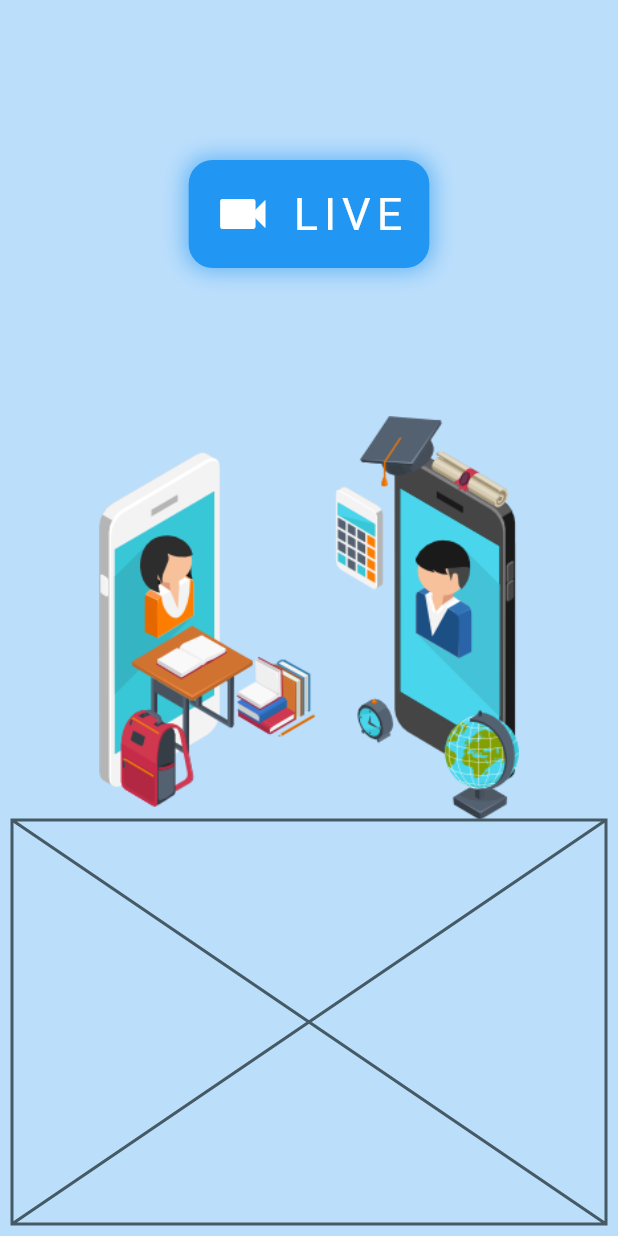
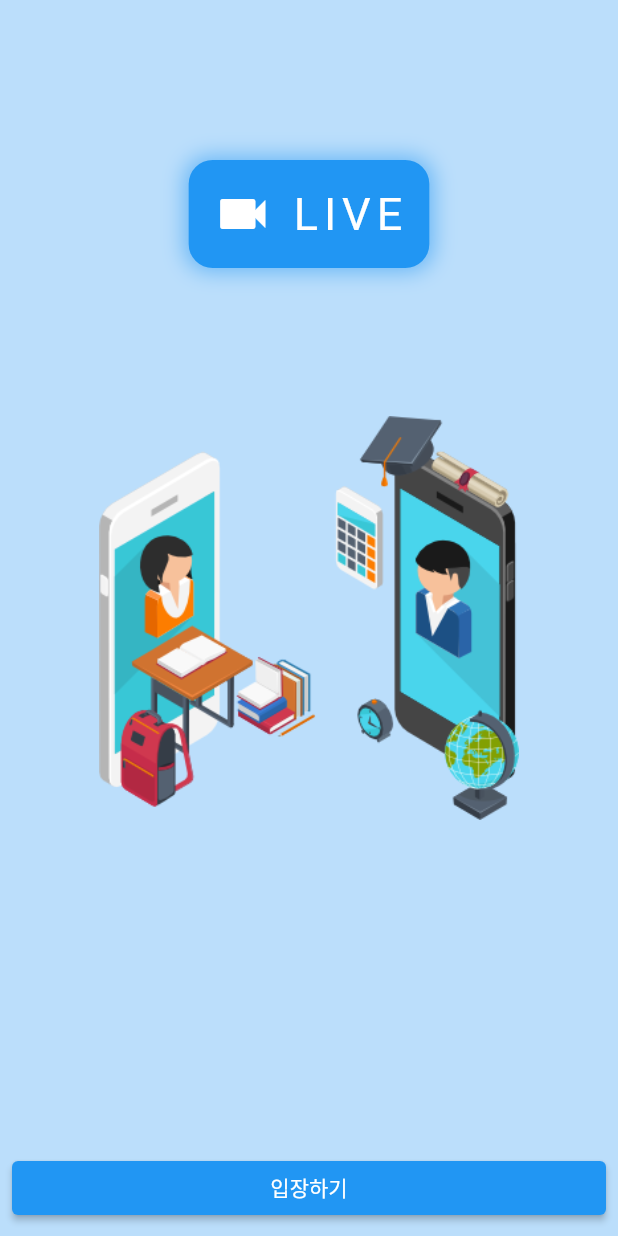
Before and after one commit to ShinHeeJin/flutterCodeFactory-VideoCall, a Flutter app: the screen it shows after launch, on a phone screen of 412 x 824 dp. Run offline on Flutter 3.47's test engine with Material 2 defaults, Android fonts, the phone set to English and light mode, and no system bars.

Commit message:
feat : _EntryButton, ElevateButton

```diff
--- a/lib/screen/home_screen.dart
+++ b/lib/screen/home_screen.dart
@@ -86,6 +86,15 @@ class _EntryButton extends StatelessWidget {
 
   @override
   Widget build(BuildContext context) {
-    return const Placeholder();
+    return Column(
+      mainAxisAlignment: MainAxisAlignment.end,
+      crossAxisAlignment: CrossAxisAlignment.stretch,
+      children: [
+        ElevatedButton(
+          onPressed: () {},
+          child: const Text("입장하기"),
+        ),
+      ],
+    );
   }
 }
```
